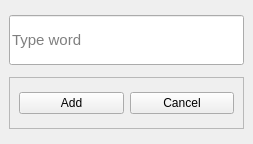
Above: add_word_window_1.ui from LeftFoot2/Remember-Words before the change. Below: the same form after it.
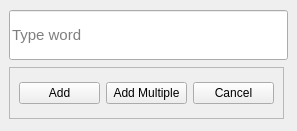
That is the form after the change.

Commit message: added a way to add more than one word at a time.

The edit to the form file:
```diff
--- a/add_word_window_1.ui
+++ b/add_word_window_1.ui
@@ -6,8 +6,8 @@
    <rect>
     <x>0</x>
     <y>0</y>
-    <width>253</width>
-    <height>144</height>
+    <width>297</width>
+    <height>131</height>
    </rect>
   </property>
   <property name="windowTitle">
@@ -40,13 +40,13 @@
      <widget class="QFrame" name="frame">
       <property name="minimumSize">
        <size>
-        <width>231</width>
+        <width>275</width>
         <height>52</height>
        </size>
       </property>
       <property name="maximumSize">
        <size>
-        <width>245</width>
+        <width>275</width>
         <height>52</height>
        </size>
       </property>
@@ -67,6 +67,13 @@
          </property>
         </widget>
        </item>
+       <item>
+        <widget class="QPushButton" name="add_multiple">
+         <property name="text">
+          <string>Add Multiple</string>
+         </property>
+        </widget>
+       </item>
        <item>
         <widget class="QPushButton" name="cancel_add_pushButton">
          <property name="text">
```
The commit also changes 19 other files.
